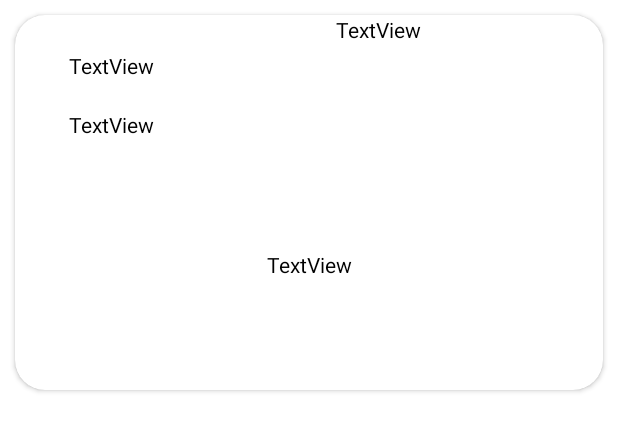
After one commit to Simranjeet92Singh/GradeRecorder, an Android app: the layout recycler_list_view.xml on its own in the app's theme, with its tools: preview values and no code run, on a phone screen of 412 x 824 dp. The commit adds this screen. Shown: the top 431 px of the screen. Run offline under Robolectric (Android 15) with nearby library versions, the phone set to English and light mode, and no system bars.

Commit message:
allScreensdone1

```diff
--- a/app/src/main/java/com/gradeRecorder/graderecorder/Settings.kt
+++ b/app/src/main/java/com/gradeRecorder/graderecorder/Settings.kt
@@ -19,4 +19,6 @@ class Settings: Fragment() {
 
         return inflater.inflate(R.layout.fragment_about_us, container, false)
     }
+
+
 }
--- /dev/null
+++ b/app/src/main/res/drawable/ic_baseline_add_24.xml
@@ -0,0 +1,5 @@
+<vector android:height="24dp" android:tint="#3A3A4C"
+    android:viewportHeight="24" android:viewportWidth="24"
+    android:width="24dp" xmlns:android="http://schemas.android.com/apk/res/android">
+    <path android:fillColor="@android:color/white" android:pathData="M19,13h-6v6h-2v-6H5v-2h6V5h2v6h6v2z"/>
+</vector>
--- /dev/null
+++ b/app/src/main/res/layout/recycler_list_view.xml
@@ -0,0 +1,71 @@
+<?xml version="1.0" encoding="utf-8"?>
+<androidx.constraintlayout.widget.ConstraintLayout xmlns:android="http://schemas.android.com/apk/res/android"
+    xmlns:tools="http://schemas.android.com/tools"
+    android:layout_width="match_parent"
+    android:layout_height="match_parent"
+    xmlns:app="http://schemas.android.com/apk/res-auto">
+
+    <androidx.cardview.widget.CardView
+        android:layout_width="match_parent"
+        android:layout_height="250dp"
+        android:layout_marginStart="10dp"
+        android:layout_marginTop="10dp"
+        android:layout_marginEnd="10dp"
+        android:padding="20dp"
+        app:cardCornerRadius="20dp"
+        app:layout_constraintBottom_toBottomOf="parent"
+        app:layout_constraintEnd_toEndOf="parent"
+        app:layout_constraintHorizontal_bias="0.498"
+        app:layout_constraintStart_toStartOf="parent"
+        app:layout_constraintTop_toTopOf="parent"
+        app:layout_constraintVertical_bias="0.0"
+        tools:ignore="MissingConstraints">
+
+        <androidx.constraintlayout.widget.ConstraintLayout
+            android:layout_width="match_parent"
+            android:layout_height="match_parent">
+
+            <TextView
+                android:id="@+id/textView3"
+                android:layout_width="wrap_content"
+                android:layout_height="wrap_content"
+                android:layout_marginTop="24dp"
+                android:text="TextView"
+                app:layout_constraintEnd_toEndOf="parent"
+                app:layout_constraintHorizontal_bias="0.107"
+                app:layout_constraintStart_toStartOf="parent"
+                app:layout_constraintTop_toTopOf="parent" />
+
+            <TextView
+                android:id="@+id/textView4"
+                android:layout_width="wrap_content"
+                android:layout_height="wrap_content"
+                android:layout_marginTop="20dp"
+                android:text="TextView"
+                app:layout_constraintEnd_toEndOf="parent"
+                app:layout_constraintHorizontal_bias="0.107"
+                app:layout_constraintStart_toStartOf="parent"
+                app:layout_constraintTop_toBottomOf="@+id/textView3" />
+
+            <TextView
+                android:id="@+id/textView5"
+                android:layout_width="wrap_content"
+                android:layout_height="wrap_content"
+                android:text="TextView"
+                app:layout_constraintEnd_toEndOf="parent"
+                app:layout_constraintStart_toEndOf="@+id/textView3"
+                tools:layout_editor_absoluteY="50dp" />
+
+            <TextView
+                android:id="@+id/textView6"
+                android:layout_width="wrap_content"
+                android:layout_height="wrap_content"
+                android:text="TextView"
+                app:layout_constraintBottom_toBottomOf="parent"
+                app:layout_constraintEnd_toEndOf="parent"
+                app:layout_constraintStart_toStartOf="parent"
+                app:layout_constraintTop_toBottomOf="@+id/textView4" />
+        </androidx.constraintlayout.widget.ConstraintLayout>
+    </androidx.cardview.widget.CardView>
+
+</androidx.constraintlayout.widget.ConstraintLayout>
```
Also changed, not shown: app/src/main/java/com/gradeRecorder/graderecorder/MainActivity.kt (+6 -3 lines), app/src/main/java/com/gradeRecorder/graderecorder/recyclerview/CourceList.kt (added, +59 -0 lines), app/src/main/res/layout/fragment_course_list.xml (added, +31 -0 lines).
